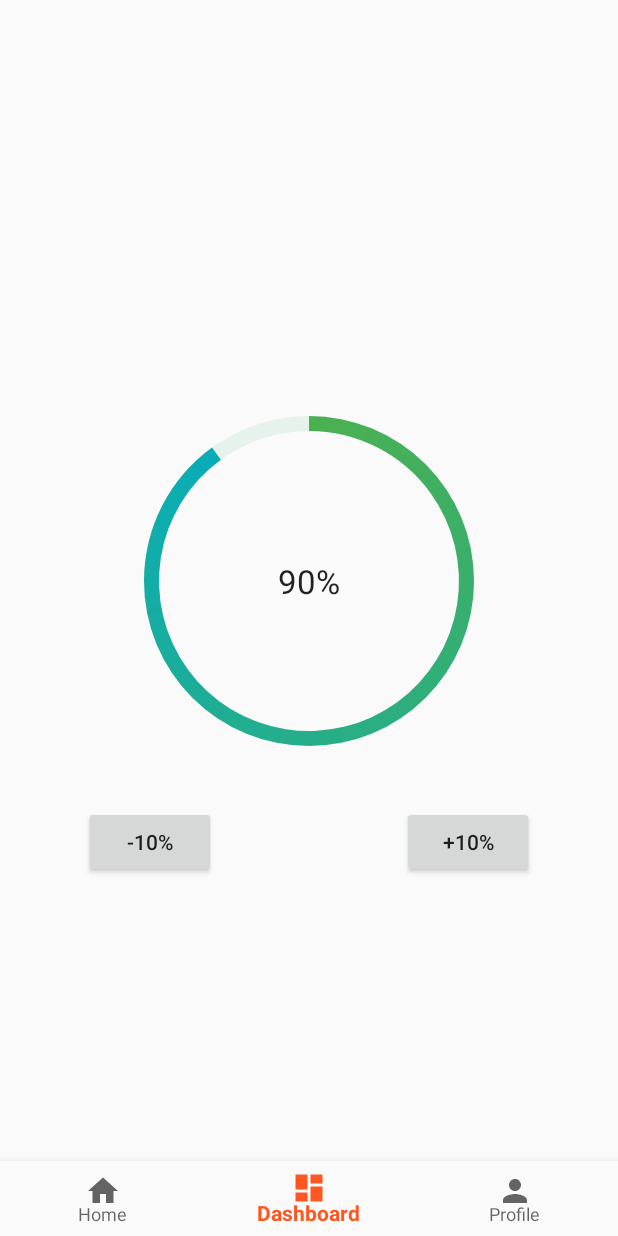
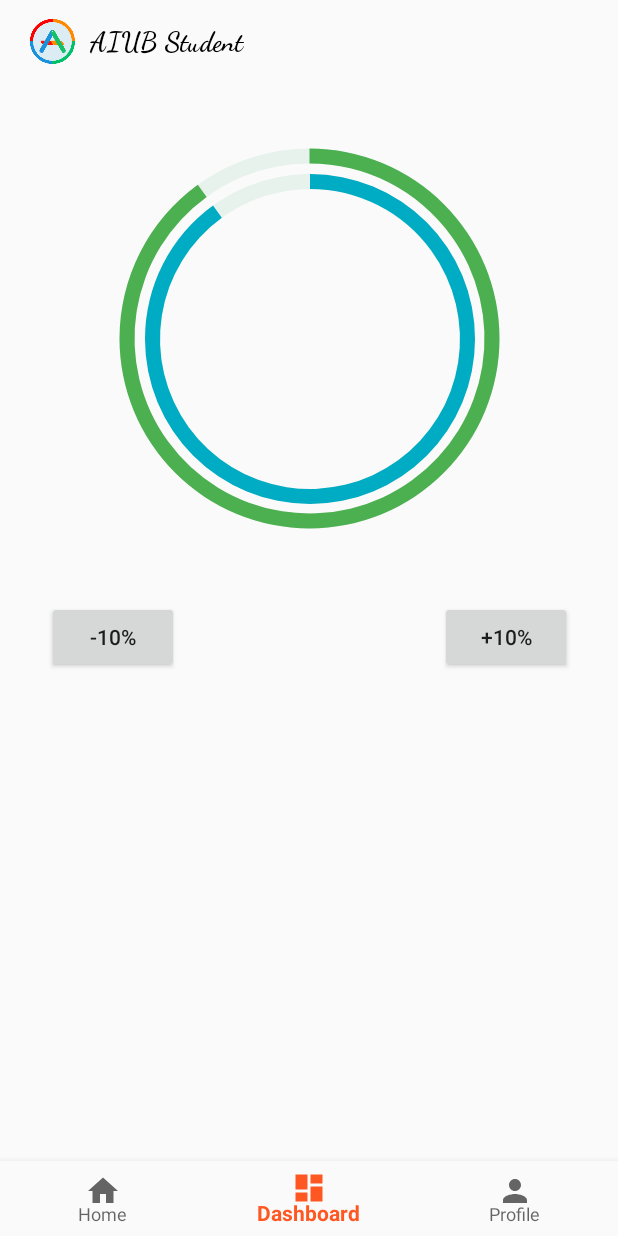
Before and after one commit to Arafat6462/AIUB-Student, an Android app: the MainActivity screen opened directly, with no data from a screen before it, item 2 of the bottom bar chosen, on a phone screen of 412 x 824 dp. Run offline under Robolectric (Android 15) with nearby library versions, the phone set to English and light mode, and no system bars.

Commit message:
make login page full screen and add another circular progress bar in dashboard

```diff
--- a/AIUBStudent/app/src/main/java/com/arafat6462/aiubstudent/Login.java
+++ b/AIUBStudent/app/src/main/java/com/arafat6462/aiubstudent/Login.java
@@ -7,6 +7,7 @@ import android.content.Intent;
 import android.os.Bundle;
 import android.text.TextUtils;
 import android.view.View;
+import android.view.WindowManager;
 import android.widget.Button;
 import android.widget.EditText;
 import android.widget.ImageView;
@@ -21,6 +22,8 @@ public class Login extends AppCompatActivity {
     protected void onCreate(Bundle savedInstanceState) {
         super.onCreate(savedInstanceState);
         setContentView(R.layout.activity_login);
+        // for full screen, it will hide status bar from login page
+        getWindow().setFlags(WindowManager.LayoutParams.FLAG_FULLSCREEN,WindowManager.LayoutParams.FLAG_FULLSCREEN);
 
          loginDetails();
     }
--- a/AIUBStudent/app/src/main/res/drawable/circular_progress_bar.xml
+++ b/AIUBStudent/app/src/main/res/drawable/circular_progress_bar_blue.xml
@@ -25,10 +25,11 @@
                 android:shape="ring"
                 android:thickness="10dp"
                 android:useLevel="true">
-                <gradient
-                    android:endColor="@color/circularProgressbarForegroundBlue"
-                    android:startColor="@color/circularProgressbarForegroundGreen"
-                    android:type="sweep" />
+<!--                <gradient-->
+<!--                    android:endColor="@color/circularProgressbarForegroundBlue"-->
+<!--                    android:startColor="@color/circularProgressbarForegroundGreen"-->
+<!--                    android:type="sweep" />-->
+                <solid android:color="@color/circularProgressbarForegroundBlue" />
             </shape>
         </rotate>
     </item>
--- /dev/null
+++ b/AIUBStudent/app/src/main/res/drawable/circular_progress_bar_green.xml
@@ -0,0 +1,37 @@
+<?xml version="1.0" encoding="utf-8"?>
+
+<!--  * layer-list support multiple lair list in top of each others
+      * last item show in top
+      * rotate -90 or 270 for fixed start and end point of rotation
+      * to use gradient color in progressbar exchange the 'solid' to 'gradient'
+      * type sweep will keep color in correct line-->
+
+<layer-list xmlns:android="http://schemas.android.com/apk/res/android">
+    <item>
+        <shape
+            android:shape="ring"
+            android:thickness="10dp"
+            android:useLevel="false">
+            <solid android:color="@color/circularProgressbarBackgroundGray" />
+        </shape>
+    </item>
+
+
+    <item>
+        <rotate
+            android:fromDegrees="-90"
+            android:toDegrees="-90">
+            <shape
+                android:shape="ring"
+                android:thickness="10dp"
+                android:useLevel="true">
+<!--                <gradient-->
+<!--                    android:endColor="@color/circularProgressbarForegroundBlue"-->
+<!--                    android:startColor="@color/circularProgressbarForegroundGreen"-->
+<!--                    android:type="sweep" />-->
+                <solid android:color="@color/circularProgressbarForegroundGreen" />
+            </shape>
+        </rotate>
+    </item>
+
+</layer-list>
--- /dev/null
+++ b/AIUBStudent/app/src/main/res/drawable/circular_progress_bar_yellow.xml
@@ -0,0 +1,37 @@
+<?xml version="1.0" encoding="utf-8"?>
+
+<!--  * layer-list support multiple lair list in top of each others
+      * last item show in top
+      * rotate -90 or 270 for fixed start and end point of rotation
+      * to use gradient color in progressbar exchange the 'solid' to 'gradient'
+      * type sweep will keep color in correct line-->
+
+<layer-list xmlns:android="http://schemas.android.com/apk/res/android">
+    <item>
+        <shape
+            android:shape="ring"
+            android:thickness="10dp"
+            android:useLevel="false">
+            <solid android:color="@color/circularProgressbarBackgroundGray" />
+        </shape>
+    </item>
+
+
+    <item>
+        <rotate
+            android:fromDegrees="-90"
+            android:toDegrees="-90">
+            <shape
+                android:shape="ring"
+                android:thickness="10dp"
+                android:useLevel="true">
+<!--                <gradient-->
+<!--                    android:endColor="@color/circularProgressbarForegroundBlue"-->
+<!--                    android:startColor="@color/circularProgressbarForegroundGreen"-->
+<!--                    android:type="sweep" />-->
+                <solid android:color="@color/circularProgressbarForegroundYellow" />
+            </shape>
+        </rotate>
+    </item>
+
+</layer-list>
--- a/AIUBStudent/app/src/main/res/layout/fragment_dashboard.xml
+++ b/AIUBStudent/app/src/main/res/layout/fragment_dashboard.xml
@@ -6,30 +6,65 @@
     android:layout_height="match_parent"
     tools:context=".DashboardFragment">
 
+
+        <LinearLayout
+            android:id="@+id/linearLayout2"
+            android:layout_width="0dp"
+            android:layout_height="45dp"
+            android:layout_marginTop="5dp"
+            android:gravity="center|left"
+
+            android:orientation="horizontal"
+            app:layout_constraintEnd_toEndOf="parent"
+            app:layout_constraintStart_toStartOf="parent"
+            app:layout_constraintTop_toTopOf="parent">
+
+            <ImageView
+                android:layout_width="30dp"
+                android:layout_height="30dp"
+                android:layout_gravity="center_vertical"
+                android:layout_marginLeft="20dp"
+                android:src="@drawable/app_logo" />
+
+            <TextView
+                android:layout_width="wrap_content"
+                android:layout_height="wrap_content"
+                android:layout_gravity="center_vertical"
+                android:layout_marginLeft="10dp"
+                android:fontFamily="cursive"
+                android:text="AIUB Student"
+
+
+                android:textAllCaps="false"
+                android:textColor="@color/black"
+                android:textSize="18sp"
+                android:textStyle="bold" />
+
+        </LinearLayout>
+
+
+        <ProgressBar
+            android:id="@+id/progressBarGreen"
+            style="@style/circularProgressBarGreen"
+            android:layout_width="350dp"
+            android:layout_height="350dp"
+
+            android:progress="90"
+            app:layout_constraintEnd_toEndOf="parent"
+            app:layout_constraintStart_toStartOf="parent"
+            app:layout_constraintTop_toBottomOf="@+id/linearLayout2" />
+
         <ProgressBar
             android:id="@+id/progressBarBlue"
-        style="@style/circularProgressBarValue"
+            style="@style/circularProgressBarBlue"
             android:layout_width="300dp"
             android:layout_height="300dp"
             android:progress="90"
 
-        app:layout_constraintBottom_toBottomOf="parent"
-        app:layout_constraintEnd_toEndOf="parent"
-        app:layout_constraintStart_toStartOf="parent"
-        app:layout_constraintTop_toTopOf="parent" />
-
-    <TextView
-        android:id="@+id/progressBarTextView"
-        android:layout_width="wrap_content"
-        android:layout_height="wrap_content"
-        android:text="90%"
-        android:textAppearance="@style/TextAppearance.AppCompat.Large"
-
-
-        app:layout_constraintBottom_toBottomOf="@+id/progressBarBlue"
-        app:layout_constraintEnd_toEndOf="@+id/progressBarBlue"
-        app:layout_constraintStart_toStartOf="@+id/progressBarBlue"
-        app:layout_constraintTop_toTopOf="@+id/progressBarBlue" />
+            app:layout_constraintBottom_toBottomOf="@+id/progressBarGreen"
+            app:layout_constraintEnd_toEndOf="@+id/progressBarGreen"
+            app:layout_constraintStart_toStartOf="@+id/progressBarGreen"
+            app:layout_constraintTop_toTopOf="@+id/progressBarGreen" />
 
         <Button
             android:id="@+id/buttonDecress"
@@ -37,8 +72,8 @@
             android:layout_height="wrap_content"
             android:text="-10%"
 
-        app:layout_constraintStart_toStartOf="@+id/progressBarBlue"
-        app:layout_constraintTop_toBottomOf="@+id/progressBarBlue" />
+            app:layout_constraintStart_toStartOf="@+id/progressBarGreen"
+            app:layout_constraintTop_toBottomOf="@+id/progressBarGreen" />
 
         <Button
             android:id="@+id/buttonIncrease"
@@ -46,7 +81,7 @@
             android:layout_height="wrap_content"
             android:text="+10%"
 
-        app:layout_constraintEnd_toEndOf="@+id/progressBarBlue"
-        app:layout_constraintTop_toBottomOf="@+id/progressBarBlue" />
+            app:layout_constraintEnd_toEndOf="@+id/progressBarGreen"
+            app:layout_constraintTop_toBottomOf="@+id/progressBarGreen" />
 
  </androidx.constraintlayout.widget.ConstraintLayout>
--- a/AIUBStudent/app/src/main/res/values/colors.xml
+++ b/AIUBStudent/app/src/main/res/values/colors.xml
@@ -1,20 +1,31 @@
 <?xml version="1.0" encoding="utf-8"?>
 <resources>
     <color name="colorPrimary">#FF5722</color>
-    <color name="colorPrimaryDark">#801C1A1E</color>
+    <color name="appStatusBarColor">#722196F3</color>
     <color name="colorAccent">#03DAC5</color>
     <color name="loginPageBackground">#DFF2FF</color>
     <color name="white">#ffffff</color>
+    <color name="black">#000000</color>
 
     <color name="circularProgressbarBackgroundGray">#E7F2EC</color>
     <color name="circularProgressbarForegroundGreen">#4CB050</color>
     <color name="circularProgressbarForegroundBlue">#00ACC3</color>
     <color name="circularProgressbarForegroundYellow">#FFB95D</color>
 
-    <style name="circularProgressBarValue">
+    <style name="circularProgressBarBlue">
         <item name="android:indeterminateOnly">false</item>
-        <item name="android:progressDrawable">@drawable/circular_progress_bar</item>
-    </style>
+        <item name="android:progressDrawable">@drawable/circular_progress_bar_blue</item>
+      </style>
+
+ <style name="circularProgressBarGreen">
+        <item name="android:indeterminateOnly">false</item>
+        <item name="android:progressDrawable">@drawable/circular_progress_bar_green</item>
+      </style>
+
+ <style name="circularProgressBarYellow">
+        <item name="android:indeterminateOnly">false</item>
+        <item name="android:progressDrawable">@drawable/circular_progress_bar_yellow</item>
+      </style>
 
 
 
--- a/AIUBStudent/app/src/main/res/values/styles.xml
+++ b/AIUBStudent/app/src/main/res/values/styles.xml
@@ -3,7 +3,7 @@
     <style name="AppTheme" parent="Theme.AppCompat.Light.NoActionBar">
         <!-- Customize your theme here. -->
         <item name="colorPrimary">@color/colorPrimary</item>
-        <item name="colorPrimaryDark">@color/colorPrimaryDark</item>
+        <item name="colorPrimaryDark">@color/appStatusBarColor</item>
         <item name="colorAccent">@color/colorAccent</item>
 
         // transparent the status bar and change the color
```
Lines whose indentation alone changed are shown as unchanged.
